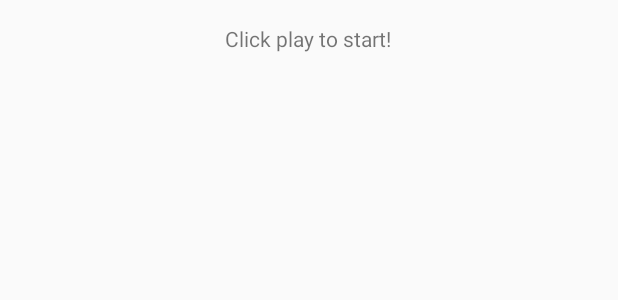
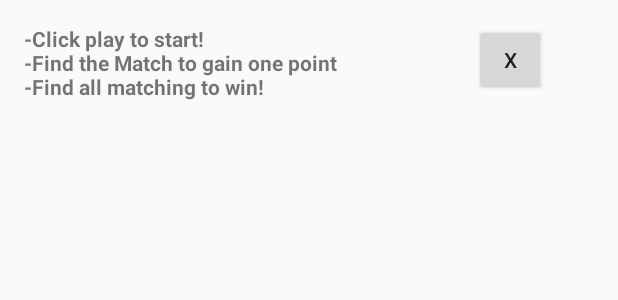
Before and after one commit to Github4NelsonLiang/MemoryGameV2, an Android app: the layout activity_rules.xml on its own in the app's theme, with its tools: preview values and no code run, on a phone screen of 412 x 824 dp. Shown: the top 300 px of the screen. Run offline under Robolectric (Android 15) with nearby library versions, the phone set to English and light mode, and no system bars.

Commit message:
added frag

```diff
--- a/app/src/main/res/layout/activity_main.xml
+++ b/app/src/main/res/layout/activity_main.xml
@@ -37,4 +37,8 @@
         android:id="@+id/textView"
         android:layout_alignParentTop="true"
         android:layout_centerHorizontal="true" />
+
+
+
+
 </RelativeLayout>
--- a/app/src/main/res/layout/activity_rules.xml
+++ b/app/src/main/res/layout/activity_rules.xml
@@ -1,23 +1,36 @@
 <?xml version="1.0" encoding="utf-8"?>
 <RelativeLayout xmlns:android="http://schemas.android.com/apk/res/android"
     xmlns:tools="http://schemas.android.com/tools"
-    android:layout_width="match_parent"
-    android:layout_height="match_parent"
+   android:layout_width="fill_parent"
+    android:layout_height="fill_parent"
     android:paddingBottom="@dimen/activity_vertical_margin"
     android:paddingLeft="@dimen/activity_horizontal_margin"
     android:paddingRight="@dimen/activity_horizontal_margin"
     android:paddingTop="@dimen/activity_vertical_margin"
     tools:context="com.example.nelson.memorygame.rules">
+    <LinearLayout
+        android:layout_width="match_parent"
+        android:layout_height="match_parent">
+        <TextView
+            android:layout_width="wrap_content"
+            android:layout_height="wrap_content"
+            android:text="-Click play to start!
+                                                                                -Find the Match to gain one point
+                                                                                 -Find all matching to win!"
+            android:textStyle="bold"
+            android:id="@+id/textView2"
+            />
 
-    <TextView
-    android:layout_width="wrap_content"
-    android:layout_height="wrap_content"
-    android:textAppearance="?android:attr/textAppearanceSmall"
-    android:text="Click play to start!"
-    android:id="@+id/textView2"
-    android:layout_centerHorizontal="true"
-    android:layout_alignParentTop="true"
-    android:layout_alignParentBottom="true" />
+    </LinearLayout>
+
+
+    <Button
+        style="?android:attr/buttonStyleSmall"
+        android:layout_width="wrap_content"
+        android:layout_height="wrap_content"
+        android:layout_marginLeft="300dp"
+        android:text="X"
+        android:id="@+id/xbutton" />
 
 
 </RelativeLayout>
--- a/app/src/main/res/values/styles.xml
+++ b/app/src/main/res/values/styles.xml
@@ -7,5 +7,8 @@
         <item name="colorPrimaryDark">@color/colorPrimaryDark</item>
         <item name="colorAccent">@color/colorAccent</item>
     </style>
-
+    <style name="DIALOG"  >
+        <item name="android:windowNoTitle">true</item>
+        <item name="android:windowIsFloating">false</item>
+    </style>
 </resources>
--- a/build.gradle
+++ b/build.gradle
@@ -6,7 +6,6 @@ buildscript {
     }
     dependencies {
         classpath 'com.android.tools.build:gradle:2.1.3'
-
         // NOTE: Do not place your application dependencies here; they belong
         // in the individual module build.gradle files
     }
```
Also changed, not shown: app/src/main/java/com/example/nelson/memorygame/MainActivity.java (+9 -4 lines), app/src/main/java/com/example/nelson/memorygame/Rule_Fragment.java (added, +75 -0 lines), app/src/main/java/com/example/nelson/memorygame/rules.java (+4 -9 lines), app/src/main/res/drawable/x_button.png (added).
